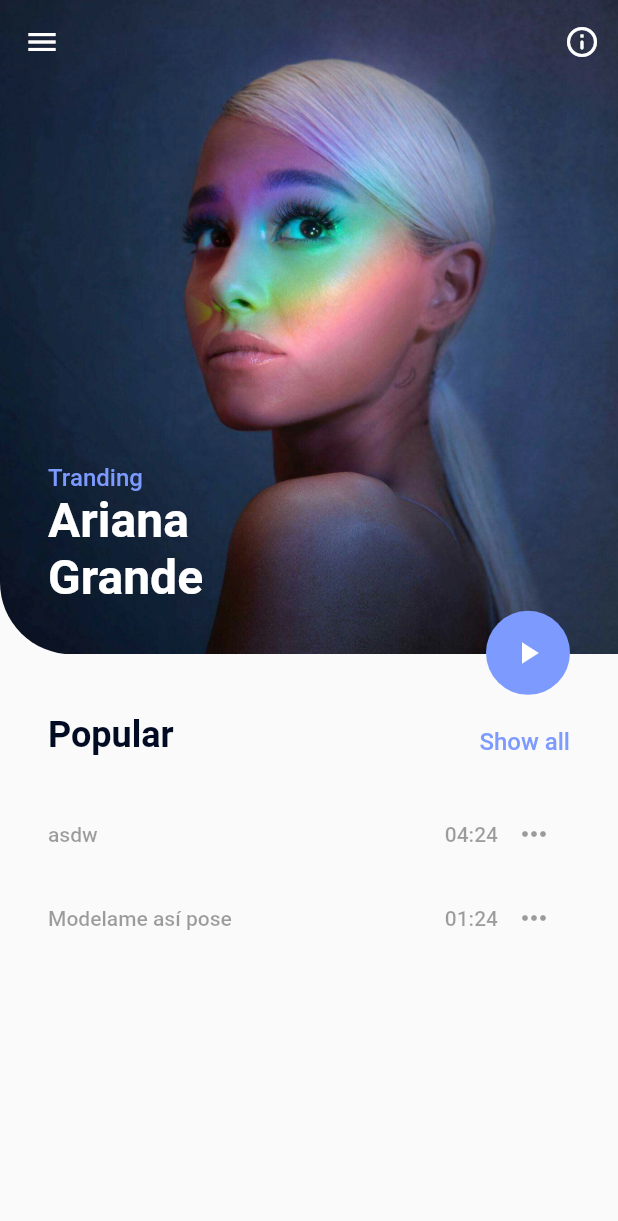
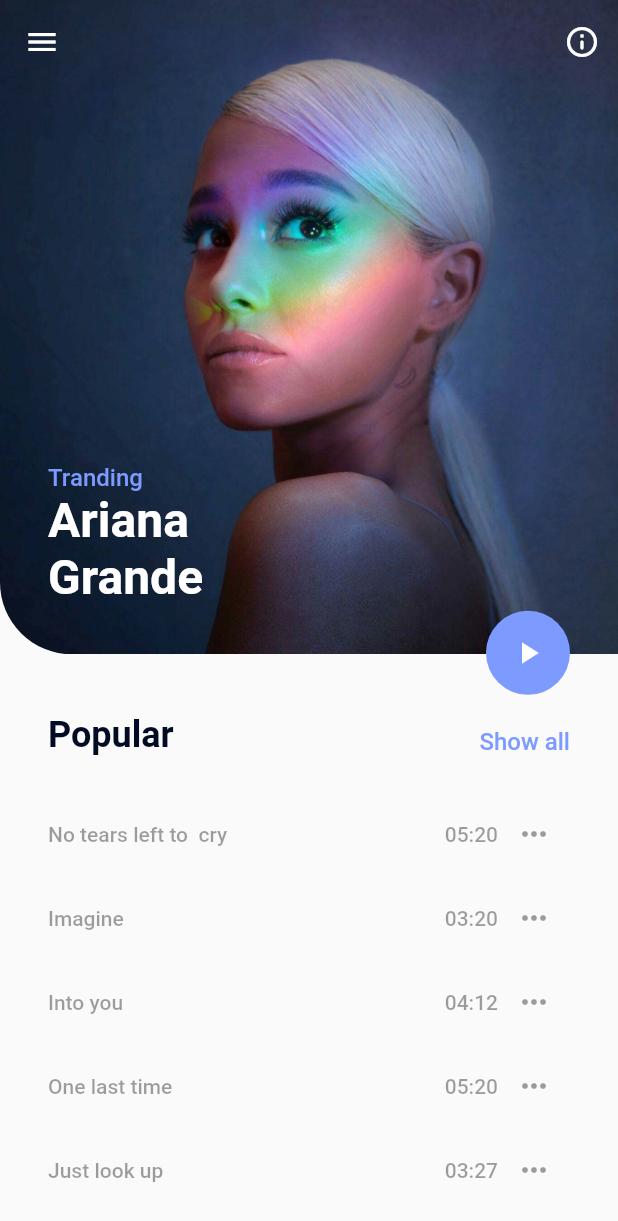
Before and after one commit to josemayazo/flutter_reto_1, a Flutter app: the screen it shows after launch, on a phone screen of 412 x 824 dp. Shown: the top 1221 px of the screen. Run offline on Flutter 3.47's test engine with Material 2 defaults, Android fonts, the phone set to English and light mode, and no system bars.

Commit message:
Song list with scroll ready!

```diff
--- a/lib/page_two.dart
+++ b/lib/page_two.dart
@@ -4,10 +4,23 @@
 import 'package:reto_1/utils/custom_colors.dart';
 
 class PageTwo extends StatelessWidget {
-  PageTwo({Key? key}) : super(key: key);
+  const PageTwo({Key? key}) : super(key: key);
+
+  List getSongList() {
+    List<Song> songList = [];
+    songList.add(Song("No tears left to  cry", "05:20"));
+    songList.add(Song("Imagine", "03:20"));
+    songList.add(Song("Into you", "04:12"));
+    songList.add(Song("One last time", "05:20"));
+    songList.add(Song("Just look up", "03:27"));
+    songList.add(Song("pov", "03:22"));
+    songList.add(Song("34+35", "03:41"));
+    return songList;
+  }
 
   @override
   Widget build(BuildContext context) {
+    List songList = getSongList();
     var mediaQuery = MediaQuery.of(context);
     return Scaffold(
       extendBodyBehindAppBar: true,
@@ -27,16 +40,16 @@
         backgroundColor: Colors.transparent,
         elevation: 0,
       ),
-      body: albumSceenBody(mediaQuery),
+      body: albumSceenBody(mediaQuery, songList),
     );
   }
 }
 
-Widget albumSceenBody(MediaQueryData mediaQuery) {
+Widget albumSceenBody(MediaQueryData mediaQuery, songList) {
   return Column(
     children: [
       albumCover(mediaQuery),
-      albumSongList(mediaQuery),
+      albumSongList(mediaQuery, songList),
     ],
   );
 }
@@ -120,7 +133,7 @@
   );
 }
 
-Widget albumSongList(MediaQueryData mediaQuery) {
+Widget albumSongList(MediaQueryData mediaQuery, songList) {
   return Expanded(
     flex: 40,
     child: Container(
@@ -130,11 +143,15 @@
         child: Column(
           children: [
             albumListTitle(),
-            Column(
-              children: [
-                songItem("asdw", "04:24"),
-                songItem("Modelame así pose", "01:24"),
-              ],
+            Expanded(
+              child: SingleChildScrollView(
+                child: Column(
+                  children: [
+                    for (var song in songList)
+                      songItem(song.getName, song.getDuration)
+                  ],
+                ),
+              ),
             )
           ],
         ),
@@ -181,15 +198,16 @@
       children: [
         Text(
           songName,
-          style: TextStyle(color: Colors.black38, fontWeight: FontWeight.w500),
+          style: const TextStyle(
+              color: Colors.black38, fontWeight: FontWeight.w500),
         ),
         Row(
           mainAxisAlignment: MainAxisAlignment.center,
           children: [
             Text(
               songDuration,
-              style:
-                  TextStyle(color: Colors.black38, fontWeight: FontWeight.w500),
+              style: const TextStyle(
+                  color: Colors.black38, fontWeight: FontWeight.w500),
             ),
             IconButton(
               onPressed: () {},
```
